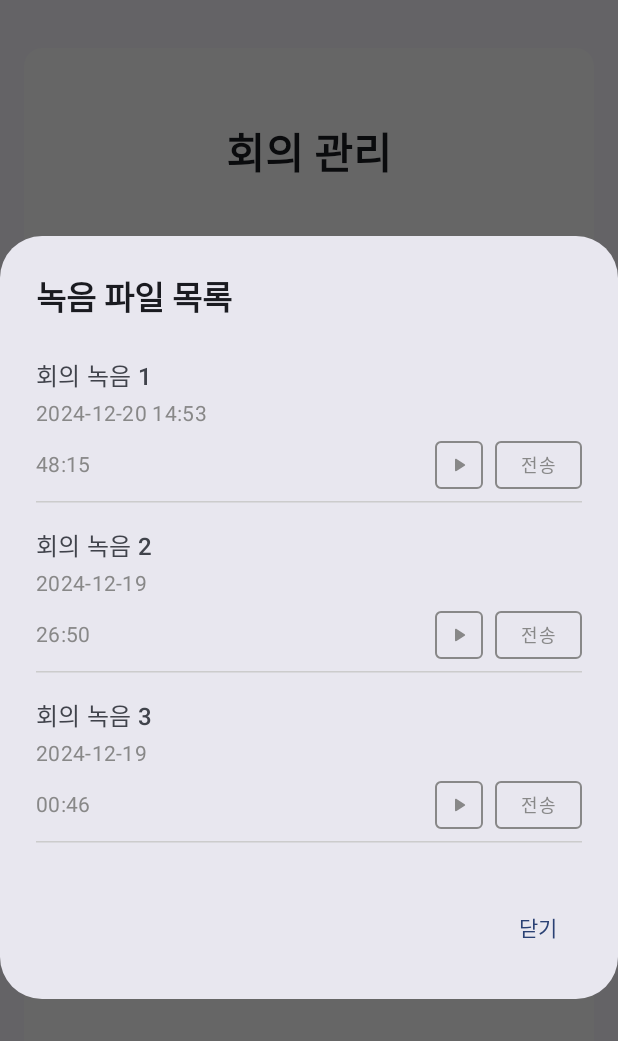
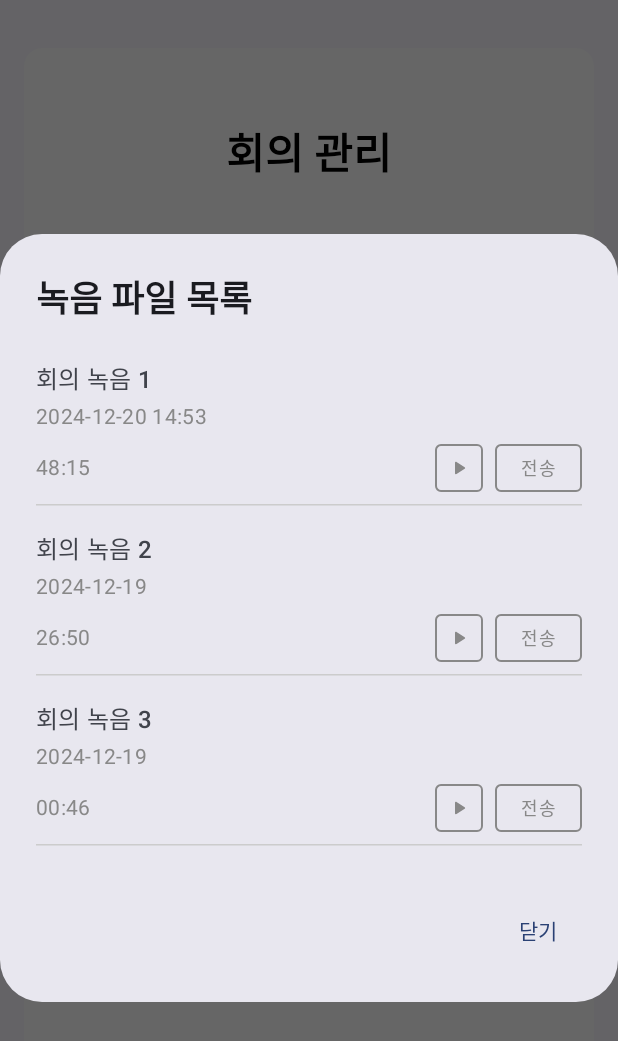
Before and after one commit to FingerAI-Cell/IBK_PoC, an Android app built with Jetpack Compose: the screen it shows after launch (MainActivity), after a tap on "기록", on a phone screen of 412 x 824 dp. Shown: the top 1041 px of the screen. Run offline under Robolectric (Android 15) with nearby library versions, the phone set to English and light mode, and no system bars; our stand-ins replace Dagger/Hilt's generated code.

Commit message:
앱 UI픽스 및 도커 배포

```diff
--- a/App/IBK_PoC/app/src/main/java/com/ibkpoc/amn/ui/screens/main/MainScreen.kt
+++ b/App/IBK_PoC/app/src/main/java/com/ibkpoc/amn/ui/screens/main/MainScreen.kt
@@ -202,7 +202,7 @@ fun MainScreen(
                     Spacer(modifier = Modifier.height(24.dp))  // 상단 여백 추가
                     Text(
                         text = "회의 관리",
-                        style = MaterialTheme.typography.headlineMedium,  // 더 큰 글씨
+                        style = MaterialTheme.typography.headlineMedium.copy(color = Color.Black),  // 더 큰 글씨
                         fontWeight = FontWeight.Bold,  // 굵은 글씨
                         modifier = Modifier
                             .fillMaxWidth()
@@ -265,7 +265,8 @@ fun MainScreen(
                             enabled = recordingState !is RecordServiceState.Recording && !isLoading,
                             colors = ButtonDefaults.buttonColors(
                                 containerColor = if (recordingState !is RecordServiceState.Recording)
-                                    ButtonBlack else ButtonGray
+                                    ButtonBlack else ButtonGray,
+                                contentColor = Color.White // 텍스트 색상
                             )
                         )
 
@@ -352,8 +353,15 @@ fun MainScreen(
                             onClick = { showRecordDialog = true },
                             modifier = Modifier.fillMaxWidth(),
                             enabled = recordingState !is RecordServiceState.Recording,
-                            border = BorderStroke(1.dp, Color.Gray),
+                            colors = ButtonDefaults.outlinedButtonColors(
+                                contentColor = if (recordingState !is RecordServiceState.Recording) Color.Black else Color.Gray, // 텍스트 색상
+                                disabledContentColor = Color.LightGray // 비활성화 상태 텍스트 색상
+                            ),border = BorderStroke(
+                                width = 1.dp,
+                                color = if (recordingState !is RecordServiceState.Recording) Color.Gray else Color.LightGray // 테두리 색상 조정
+                            ),
                             shape = RoundedCornerShape(8.dp)
+
                         ) {
                             Icon(
                                 imageVector = Icons.AutoMirrored.Rounded.List,
--- a/App/IBK_PoC/app/src/main/java/com/ibkpoc/amn/ui/theme/Color.kt
+++ b/App/IBK_PoC/app/src/main/java/com/ibkpoc/amn/ui/theme/Color.kt
@@ -21,3 +21,8 @@ val ButtonBlack = Color(0xFF000000)
 val ButtonGray = Color(0xFFCCCCCC)
 val ButtonRed = Color(0xFFFF0000)
 val ButtonLightRed = Color(0xFFFFE4E4)
+
+val PrimaryLight = Color(0xFF2196F3)
+val PrimaryDark = Color(0xFF1565C0)
+val BackgroundLight = Color(0xFFFFFFFF)
+val BackgroundDark = Color(0xFF121212)
--- a/App/IBK_PoC/app/src/main/java/com/ibkpoc/amn/ui/theme/Theme.kt
+++ b/App/IBK_PoC/app/src/main/java/com/ibkpoc/amn/ui/theme/Theme.kt
@@ -16,15 +16,17 @@ import androidx.compose.ui.platform.LocalView
 import androidx.core.view.WindowCompat
 
 private val LightColorScheme = lightColorScheme(
-    primary = Purple40,
+    primary = PrimaryLight,
     secondary = PurpleGrey40,
-    tertiary = Pink40
+    tertiary = Pink40,
+    background = BackgroundLight
 )
 
 private val DarkColorScheme = darkColorScheme(
-    primary = Purple80,
+    primary = PrimaryDark,
     secondary = PurpleGrey80,
-    tertiary = Pink80
+    tertiary = Pink80,
+    background = BackgroundDark
 )
 
 @Composable
--- a/App/IBK_PoC/app/src/main/java/com/ibkpoc/amn/ui/theme/Type.kt
+++ b/App/IBK_PoC/app/src/main/java/com/ibkpoc/amn/ui/theme/Type.kt
@@ -9,24 +9,24 @@ import androidx.compose.ui.unit.sp
 
 val Typography = Typography(
     bodyLarge = TextStyle(
-        fontFamily = FontFamily.Default,
+        fontFamily = FontFamily.SansSerif,  // 기본 SansSerif로 변경
         fontWeight = FontWeight.Normal,
         fontSize = 16.sp,
         lineHeight = 24.sp,
         letterSpacing = 0.5.sp
     ),
     titleLarge = TextStyle(
-        fontFamily = FontFamily.Default,
-        fontWeight = FontWeight.Normal,
-        fontSize = 22.sp,
-        lineHeight = 28.sp,
+        fontFamily = FontFamily.SansSerif,  // 기본 SansSerif로 변경
+        fontWeight = FontWeight.Bold,  // 굵은 글씨로 강조
+        fontSize = 24.sp,  // 제목 크기 약간 확대
+        lineHeight = 32.sp,
         letterSpacing = 0.sp
     ),
     labelSmall = TextStyle(
-        fontFamily = FontFamily.Default,
-        fontWeight = FontWeight.Medium,
-        fontSize = 11.sp,
-        lineHeight = 16.sp,
+        fontFamily = FontFamily.SansSerif,  // 기본 SansSerif로 변경
+        fontWeight = FontWeight.SemiBold,  // 약간 굵게
+        fontSize = 12.sp,
+        lineHeight = 18.sp,
         letterSpacing = 0.5.sp
     )
 )
```
Also changed, not shown: 2 other files.
